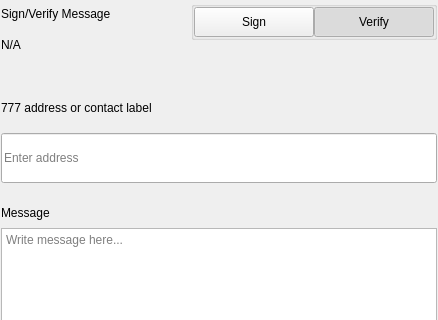
The window that src/qt/pivx/settings/forms/settingssignmessagewidgets.ui (decenomy/DSW) describes before a commit, drawn with Qt 5; both pictures show x 0 to 438 and y 0 to 320 of the 438 by 579 pixel window.
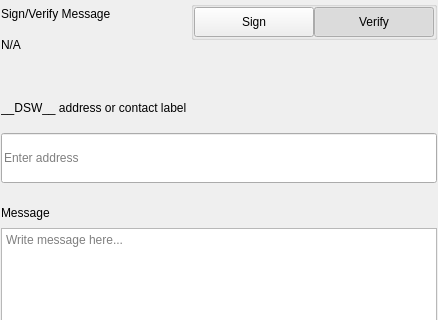
The same window after the commit.

```diff
--- a/src/qt/pivx/settings/forms/settingssignmessagewidgets.ui
+++ b/src/qt/pivx/settings/forms/settingssignmessagewidgets.ui
@@ -276,7 +276,7 @@
                </size>
               </property>
               <property name="text">
-               <string>777 address or contact label</string>
+               <string>__DSW__ address or contact label</string>
               </property>
              </widget>
             </item>
```
